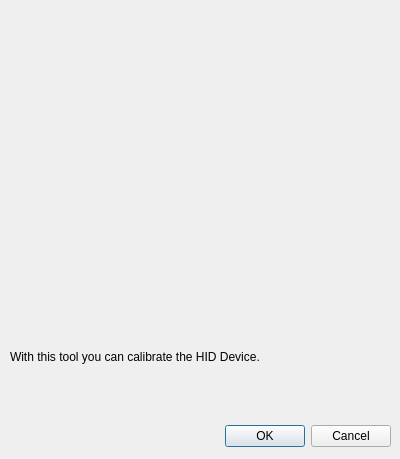
Above: Source/Plugins/USBHIDDevice/hidcalibratedialog.ui from nemesissnake/StimulGL before the change. Below: the same form after it.
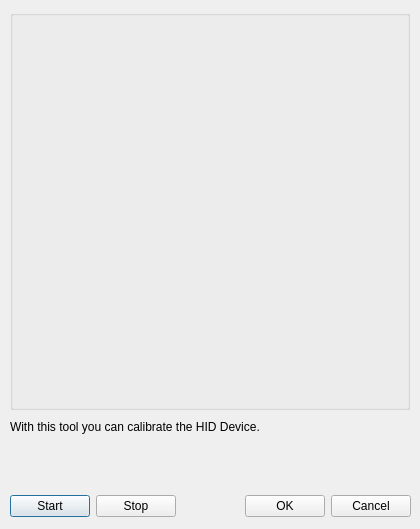
That is the form after the change.

The edit to the form file:
```diff
--- a/Source/Plugins/USBHIDDevice/hidcalibratedialog.ui
+++ b/Source/Plugins/USBHIDDevice/hidcalibratedialog.ui
@@ -6,8 +6,8 @@
    <rect>
     <x>0</x>
     <y>0</y>
-    <width>400</width>
-    <height>459</height>
+    <width>420</width>
+    <height>529</height>
    </rect>
   </property>
   <property name="windowTitle">
@@ -16,9 +16,9 @@
   <widget class="QWidget" name="layoutWidget">
    <property name="geometry">
     <rect>
-     <x>170</x>
-     <y>420</y>
-     <width>221</width>
+     <x>10</x>
+     <y>490</y>
+     <width>401</width>
      <height>33</height>
     </rect>
    </property>
@@ -29,6 +29,20 @@
     <property name="margin">
      <number>0</number>
     </property>
+    <item>
+     <widget class="QPushButton" name="startButton">
+      <property name="text">
+       <string>Start</string>
+      </property>
+     </widget>
+    </item>
+    <item>
+     <widget class="QPushButton" name="stopButton">
+      <property name="text">
+       <string>Stop</string>
+      </property>
+     </widget>
+    </item>
     <item>
      <spacer>
       <property name="orientation">
@@ -58,24 +72,13 @@
     </item>
    </layout>
   </widget>
-  <widget class="QWidget" name="gridLayoutWidget">
-   <property name="geometry">
-    <rect>
-     <x>10</x>
-     <y>10</y>
-     <width>381</width>
-     <height>331</height>
-    </rect>
-   </property>
-   <layout class="QGridLayout" name="gridLayout" rowstretch="0"/>
-  </widget>
   <widget class="QLabel" name="label">
    <property name="geometry">
     <rect>
      <x>10</x>
-     <y>350</y>
-     <width>381</width>
-     <height>51</height>
+     <y>420</y>
+     <width>391</width>
+     <height>61</height>
     </rect>
    </property>
    <property name="text">
@@ -85,6 +88,19 @@
     <set>Qt::AlignLeading|Qt::AlignLeft|Qt::AlignTop</set>
    </property>
   </widget>
+  <widget class="QGroupBox" name="groupBox">
+   <property name="geometry">
+    <rect>
+     <x>10</x>
+     <y>10</y>
+     <width>400</width>
+     <height>400</height>
+    </rect>
+   </property>
+   <property name="title">
+    <string/>
+   </property>
+  </widget>
  </widget>
  <layoutdefault spacing="6" margin="11"/>
  <resources/>
```
